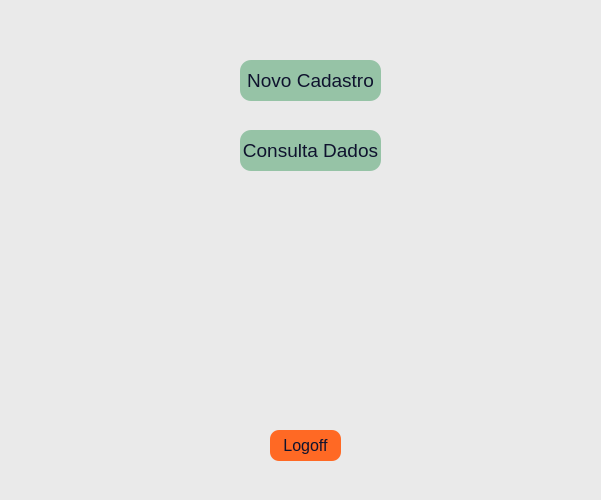
Before: the Qt Designer form Janelas/Windows/opcoes_win_one.ui in FabioAleluia/MeuSysDeCadastro_v1.1, drawn with Qt 5.
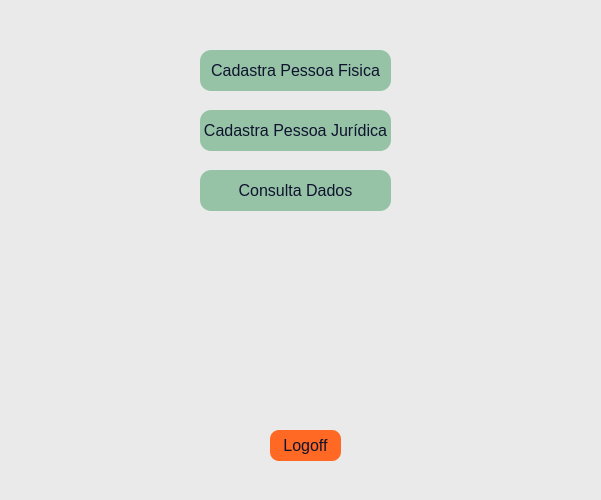
After: the same form once the commit is applied.

The edit to the form file:
```diff
--- a/Janelas/Windows/opcoes_win_one.ui
+++ b/Janelas/Windows/opcoes_win_one.ui
@@ -23,42 +23,7 @@
    <string notr="true">background: #eaeaea;</string>
   </property>
   <widget class="QWidget" name="centralwidget">
-   <widget class="QPushButton" name="new_cadastros">
-    <property name="geometry">
-     <rect>
-      <x>240</x>
-      <y>60</y>
-      <width>141</width>
-      <height>41</height>
-     </rect>
-    </property>
-    <property name="font">
-     <font>
-      <family>Arial</family>
-      <pointsize>14</pointsize>
-      <weight>50</weight>
-      <italic>false</italic>
-      <bold>false</bold>
-     </font>
-    </property>
-    <property name="styleSheet">
-     <string notr="true">QPushButton {
-	font: 14pt &quot;Arial&quot;;
-	border-radius: 11px;
-	color: #0f132e;
-	background-color:#96c3a6;
-}
-
-QPushButton:hover {
-   
-	background-color: #536d88;
-}</string>
-    </property>
-    <property name="text">
-     <string>Novo Cadastro</string>
-    </property>
-   </widget>
-   <widget class="QPushButton" name="volta_for_opcoes_2">
+   <widget class="QPushButton" name="logoff">
     <property name="geometry">
      <rect>
       <x>270</x>
@@ -96,16 +61,16 @@
    <widget class="QPushButton" name="conulta_dados">
     <property name="geometry">
      <rect>
-      <x>240</x>
-      <y>130</y>
-      <width>141</width>
+      <x>200</x>
+      <y>170</y>
+      <width>191</width>
       <height>41</height>
      </rect>
     </property>
     <property name="font">
      <font>
       <family>Arial</family>
-      <pointsize>14</pointsize>
+      <pointsize>12</pointsize>
       <weight>50</weight>
       <italic>false</italic>
       <bold>false</bold>
@@ -128,6 +93,76 @@
      <string>Consulta Dados</string>
     </property>
    </widget>
+   <widget class="QPushButton" name="p_fisica">
+    <property name="geometry">
+     <rect>
+      <x>200</x>
+      <y>50</y>
+      <width>191</width>
+      <height>41</height>
+     </rect>
+    </property>
+    <property name="font">
+     <font>
+      <family>Arial</family>
+      <pointsize>12</pointsize>
+      <weight>50</weight>
+      <italic>false</italic>
+      <bold>false</bold>
+     </font>
+    </property>
+    <property name="styleSheet">
+     <string notr="true">QPushButton {
+	font: 12pt &quot;Arial&quot;;
+	border-radius: 11px;
+	color: #0f132e;
+	background-color:#96c3a6;
+}
+
+QPushButton:hover {
+   
+	background-color: #536d88;
+}</string>
+    </property>
+    <property name="text">
+     <string>Cadastra Pessoa Fisica</string>
+    </property>
+   </widget>
+   <widget class="QPushButton" name="p_juridica">
+    <property name="geometry">
+     <rect>
+      <x>200</x>
+      <y>110</y>
+      <width>191</width>
+      <height>41</height>
+     </rect>
+    </property>
+    <property name="font">
+     <font>
+      <family>Arial</family>
+      <pointsize>12</pointsize>
+      <weight>50</weight>
+      <italic>false</italic>
+      <bold>false</bold>
+     </font>
+    </property>
+    <property name="styleSheet">
+     <string notr="true">QPushButton {
+	font: 12pt &quot;Arial&quot;;
+	border-radius: 11px;
+	color: #0f132e;
+	background-color:#96c3a6;
+}
+
+QPushButton:hover {
+   
+	background-color: #536d88;
+}</string>
+    </property>
+    <property name="text">
+     <string>Cadastra Pessoa Jurídica</string>
+    </property>
+   </widget>
   </widget>
   <widget class="QStatusBar" name="statusbar"/>
  </widget>
```
Left out of the diff: 7 changed lines with no effect on the pictures.
